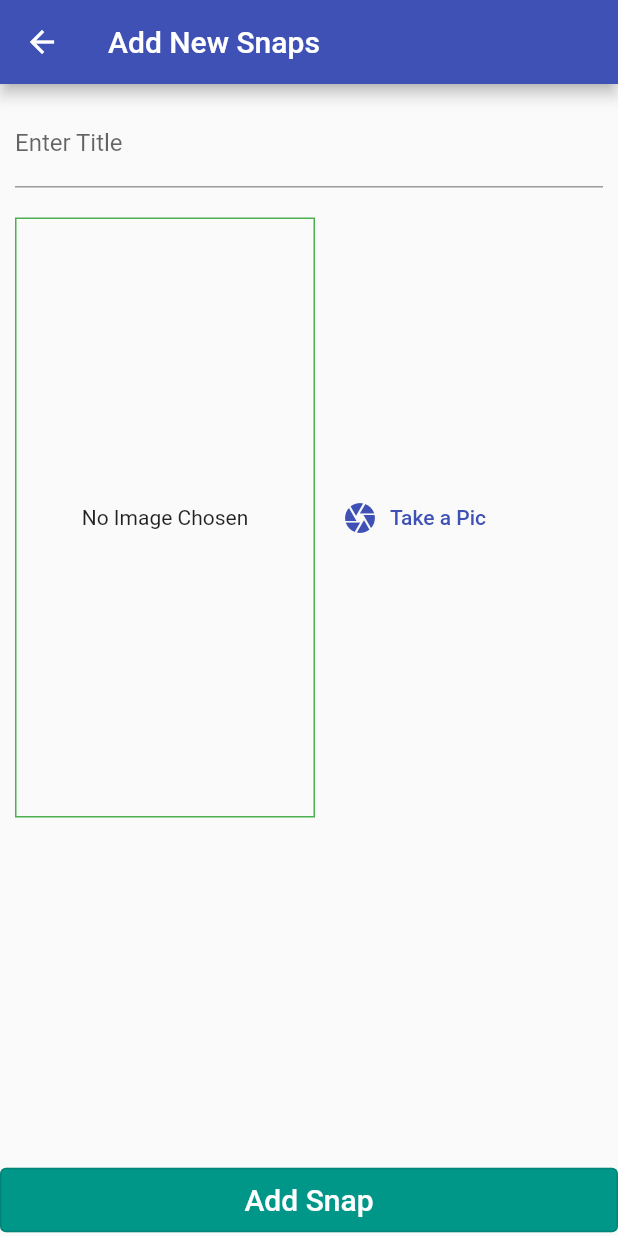
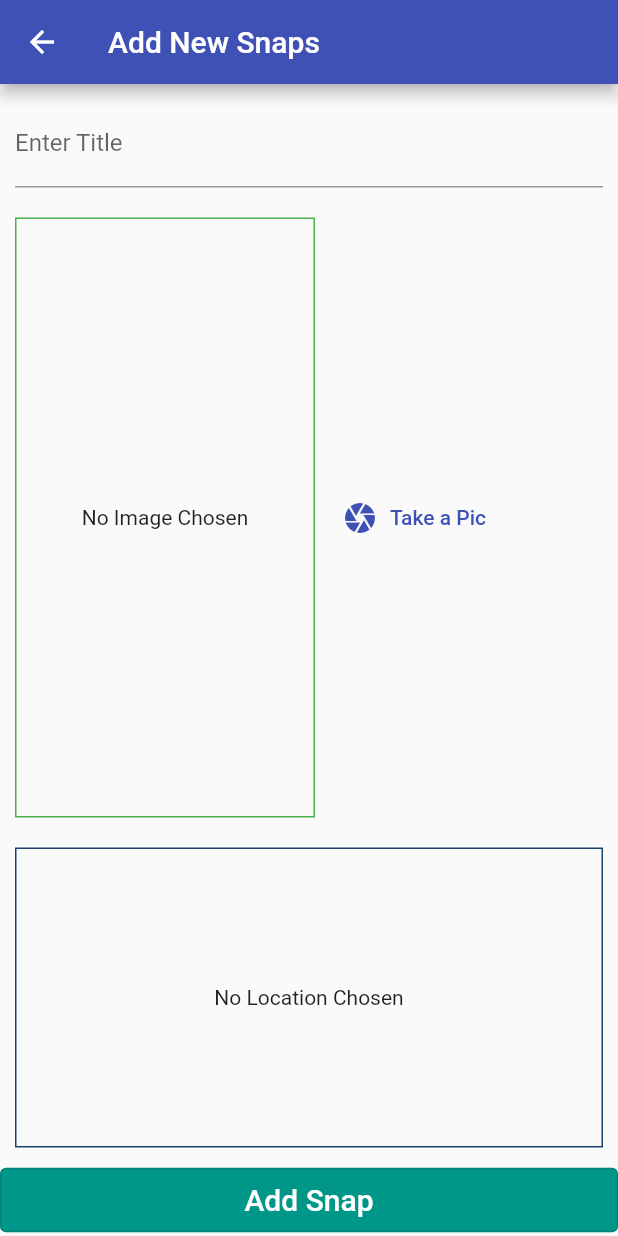
Before and after one commit to bishal5917/Snap_App, a Flutter app: the AddPlaceScreen screen opened by its route, on a phone screen of 412 x 824 dp. Run offline on Flutter 3.47's test engine with Material 2 defaults, Android fonts, the phone set to English and light mode, and no system bars; our stand-ins replace image_picker, sqflite; accounts and stored records are empty.

Commit message:
add location box made

```diff
--- a/lib/add_place_screen.dart
+++ b/lib/add_place_screen.dart
@@ -3,6 +3,7 @@ import 'package:flutter/src/widgets/container.dart';
 import 'package:flutter/src/widgets/framework.dart';
 import 'package:provider/provider.dart';
 import 'package:snap_app/image_input.dart';
+import 'package:snap_app/location_input.dart';
 import 'dart:io';
 
 import 'package:snap_app/providers/great_places.dart';
@@ -53,7 +54,9 @@ class _AddPlaceScreenState extends State<AddPlaceScreen> {
                     controller: titleController,
                   ),
                   SizedBox(height: 20),
-                  ImageInput(selectImage)
+                  ImageInput(selectImage),
+                  SizedBox(height: 20),
+                  LocationInput()
                 ]),
               ),
             )),
--- /dev/null
+++ b/lib/location_input.dart
@@ -0,0 +1,48 @@
+import 'package:flutter/material.dart';
+
+class LocationInput extends StatefulWidget {
+  const LocationInput({Key key}) : super(key: key);
+
+  @override
+  State<LocationInput> createState() => _LocationInputState();
+}
+
+class _LocationInputState extends State<LocationInput> {
+  String previewImageUrl;
+  @override
+  Widget build(BuildContext context) {
+    return Column(
+      children: [
+        Container(
+            height: 200,
+            decoration: BoxDecoration(
+                border: Border.all(
+                    width: 1, color: Color.fromARGB(255, 28, 66, 109))),
+            width: double.infinity,
+            alignment: Alignment.center,
+            child: previewImageUrl == null
+                ? Text(
+                    "No Location Chosen",
+                    textAlign: TextAlign.center,
+                  )
+                : Image.network(
+                    previewImageUrl,
+                    fit: BoxFit.cover,
+                  )),
+        Row(
+          mainAxisAlignment: MainAxisAlignment.center,
+          children: [
+            TextButton.icon(
+                onPressed: () {},
+                icon: Icon(Icons.location_on_outlined),
+                label: Text("Current Location")),
+            TextButton.icon(
+                onPressed: () {},
+                icon: Icon(Icons.map_outlined),
+                label: Text("Select Location"))
+          ],
+        )
+      ],
+    );
+  }
+}
--- a/pubspec.yaml
+++ b/pubspec.yaml
@@ -36,6 +36,7 @@ dependencies:
   path_provider: ^1.1.0
   path: ^1.6.2
   sqflite: ^1.1.5
+  location: ^2.3.5
 
 
   # The following adds the Cupertino Icons font to your application.
```
Also changed, not shown: pubspec.lock.
